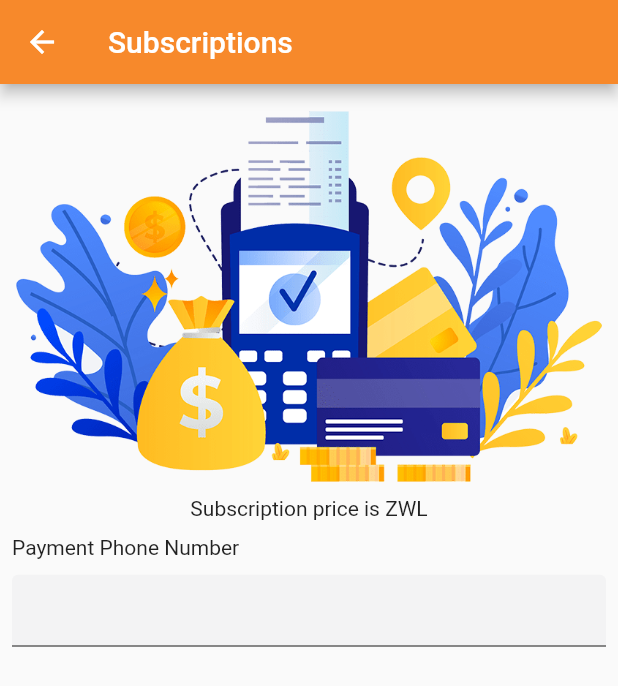
After one commit to Terryo10/links_mobile, a Flutter app: the SubscriptionPage screen opened directly, on a phone screen of 412 x 824 dp. The commit adds this screen. Shown: the top 686 px of the screen. Run offline on Flutter 3.47's test engine with Material 2 defaults, Android fonts, the phone set to English and light mode, and no system bars; our stand-ins replace bloc, file_picker, flutter_bloc, flutter_secure_storage, google_fonts; accounts and stored records are empty.

Commit message:
subscriptions started

```diff
--- /dev/null
+++ b/lib/bloc/single_job_bloc/single_job_state.dart
@@ -0,0 +1,6 @@
+part of 'single_job_bloc.dart';
+
+@immutable
+abstract class SingleJobState {}
+
+class SingleJobInitial extends SingleJobState {}
--- /dev/null
+++ b/lib/bloc/subscription_bloc/subscription_bloc.dart
@@ -0,0 +1,19 @@
+import 'dart:async';
+
+import 'package:bloc/bloc.dart';
+import 'package:links_app/models/price_model/price_model.dart';
+import 'package:meta/meta.dart';
+
+part 'subscription_event.dart';
+part 'subscription_state.dart';
+
+class SubscriptionBloc extends Bloc<SubscriptionEvent, SubscriptionState> {
+  SubscriptionBloc() : super(SubscriptionInitial());
+
+  @override
+  Stream<SubscriptionState> mapEventToState(
+    SubscriptionEvent event,
+  ) async* {
+    // TODO: implement mapEventToState
+  }
+}
--- /dev/null
+++ b/lib/bloc/subscription_bloc/subscription_event.dart
@@ -0,0 +1,6 @@
+part of 'subscription_bloc.dart';
+
+@immutable
+abstract class SubscriptionEvent {}
+
+class GetPriceEvent extends SubscriptionEvent{}
--- a/lib/data/strings.dart
+++ b/lib/data/strings.dart
@@ -5,7 +5,7 @@ class AppStrings {
 
   static String registerUrl = '/api/register';
 
-  static String cvUrl = '/api/cv_file'; // this is  a resource url
+  static String cvUrl = '/api/cv_file'; // this is a resource url
 
   static String userData = '/api/get_user_data';
 
@@ -13,5 +13,5 @@ class AppStrings {
 
   static String updateExpertise = '/api/update_user_expertise';
 
-  static String  getJobs ='/api/get_jobs';
+  static String getJobs = '/api/get_jobs';
 }
--- /dev/null
+++ b/lib/models/price_model/price_model.dart
@@ -0,0 +1,57 @@
+// To parse this JSON data, do
+//
+//     final priceModel = priceModelFromJson(jsonString);
+
+import 'dart:convert';
+
+PriceModel priceModelFromJson(String str) => PriceModel.fromJson(json.decode(str));
+
+String priceModelToJson(PriceModel data) => json.encode(data.toJson());
+
+class PriceModel {
+    PriceModel({
+        this.success,
+        this.price,
+    });
+
+    bool? success;
+    Price? price;
+
+    factory PriceModel.fromJson(Map<String, dynamic> json) => PriceModel(
+        success: json["success"] == null ? null : json["success"],
+        price: json["price"] == null ? null : Price.fromJson(json["price"]),
+    );
+
+    Map<String, dynamic> toJson() => {
+        "success": success == null ? null : success,
+        "price": price == null ? null : price!.toJson(),
+    };
+}
+
+class Price {
+    Price({
+        this.id,
+        this.subscriptionPrice,
+        this.createdAt,
+        this.updatedAt,
+    });
+
+    int? id;
+    int? subscriptionPrice;
+    DateTime? createdAt;
+    DateTime? updatedAt;
+
+    factory Price.fromJson(Map<String, dynamic> json) => Price(
+        id: json["id"] == null ? null : json["id"],
+        subscriptionPrice: json["subscription_price"] == null ? null : json["subscription_price"],
+        createdAt: json["created_at"] == null ? null : DateTime.parse(json["created_at"]),
+        updatedAt: json["updated_at"] == null ? null : DateTime.parse(json["updated_at"]),
+    );
+
+    Map<String, dynamic> toJson() => {
+        "id": id == null ? null : id,
+        "subscription_price": subscriptionPrice == null ? null : subscriptionPrice,
+        "created_at": createdAt == null ? null : createdAt!.toIso8601String(),
+        "updated_at": updatedAt == null ? null : updatedAt!.toIso8601String(),
+    };
+}
--- a/lib/models/user_model/user_model.dart
+++ b/lib/models/user_model/user_model.dart
@@ -31,6 +31,7 @@ class Data {
         this.email,
         this.cvFile,
         this.expertise,
+        this.subscription,
         this.createdAt,
         this.updatedAt,
     });
@@ -40,6 +41,7 @@ class Data {
     String? email;
     CvFile? cvFile;
     Expertise? expertise;
+    CvFile? subscription;
     DateTime? createdAt;
     DateTime? updatedAt;
 
@@ -49,6 +51,7 @@ class Data {
         email: json["email"] == null ? null : json["email"],
         cvFile: json["cv_file"] == null ? null : CvFile.fromJson(json["cv_file"]),
         expertise: json["expertise"] == null ? null : Expertise.fromJson(json["expertise"]),
+        subscription: json["subscription"] == null ? null : CvFile.fromJson(json["subscription"]),
         createdAt: json["created_at"] == null ? null : DateTime.parse(json["created_at"]),
         updatedAt: json["updated_at"] == null ? null : DateTime.parse(json["updated_at"]),
     );
@@ -59,6 +62,7 @@ class Data {
         "email": email == null ? null : email,
         "cv_file": cvFile == null ? null : cvFile!.toJson(),
         "expertise": expertise == null ? null : expertise!.toJson(),
+        "subscription": subscription == null ? null : subscription!.toJson(),
         "created_at": createdAt == null ? null : createdAt!.toIso8601String(),
         "updated_at": updatedAt == null ? null : updatedAt!.toIso8601String(),
     };
@@ -71,6 +75,7 @@ class CvFile {
         this.filePath,
         this.createdAt,
         this.updatedAt,
+        this.expiresAt,
     });
 
     int? id;
@@ -78,6 +83,7 @@ class CvFile {
     String? filePath;
     DateTime? createdAt;
     DateTime? updatedAt;
+    DateTime? expiresAt;
 
     factory CvFile.fromJson(Map<String, dynamic> json) => CvFile(
         id: json["id"] == null ? null : json["id"],
@@ -85,6 +91,7 @@ class CvFile {
         filePath: json["file_path"] == null ? null : json["file_path"],
         createdAt: json["created_at"] == null ? null : DateTime.parse(json["created_at"]),
         updatedAt: json["updated_at"] == null ? null : DateTime.parse(json["updated_at"]),
+        expiresAt: json["expires_at"] == null ? null : DateTime.parse(json["expires_at"]),
     );
 
     Map<String, dynamic> toJson() => {
@@ -93,6 +100,7 @@ class CvFile {
         "file_path": filePath == null ? null : filePath,
         "created_at": createdAt == null ? null : createdAt!.toIso8601String(),
         "updated_at": updatedAt == null ? null : updatedAt!.toIso8601String(),
+        "expires_at": expiresAt == null ? null : expiresAt!.toIso8601String(),
     };
 }
 
--- /dev/null
+++ b/lib/ui/payments/make_subscription.dart
@@ -0,0 +1,79 @@
+import 'package:flutter/material.dart';
+
+class SubscriptionPage extends StatefulWidget {
+  const SubscriptionPage({Key? key}) : super(key: key);
+
+  @override
+  _SubscriptionPageState createState() => _SubscriptionPageState();
+}
+
+class _SubscriptionPageState extends State<SubscriptionPage> {
+  final _formKey = GlobalKey<FormState>();
+  @override
+  Widget build(BuildContext context) {
+    return Scaffold(
+        appBar: AppBar(
+          title: Text('Subscriptions'),
+          backgroundColor: Color(0xfff7892b),
+        ),
+        body: SingleChildScrollView(
+          child: Padding(
+            padding: const EdgeInsets.all(8.0),
+            child: Column(
+                crossAxisAlignment: CrossAxisAlignment.center,
+                mainAxisAlignment: MainAxisAlignment.start,
+                children: <Widget>[
+                  SizedBox(
+                    height: 10.0,
+                  ),
+                  Container(
+                    height: MediaQuery.of(context).size.width * 0.6,
+                    width: MediaQuery.of(context).size.height,
+                    decoration: BoxDecoration(
+                        image: DecorationImage(
+                            image: AssetImage('assets/credit.png'))),
+                  ),
+                  SizedBox(
+                    height: 10.0,
+                  ),
+                  Text('Subscription price is ZWL'),
+                  Form(
+                    key: _formKey,
+                    child: Column(
+                      children: <Widget>[
+                        _phoneNumberField('Payment Phone Number')
+                      ],
+                    ),
+                  )
+                ]),
+          ),
+        ));
+  }
+
+  Widget _phoneNumberField(String title, {bool isPassword = false}) {
+    return Container(
+      margin: EdgeInsets.symmetric(vertical: 10),
+      child: Column(
+        crossAxisAlignment: CrossAxisAlignment.start,
+        children: <Widget>[
+          Text(
+            title,
+            // style: TextStyle(fontWeight: FontWeight.bold, fontSize: 15),
+          ),
+          SizedBox(
+            height: 10,
+          ),
+          TextField(
+            // controller: usernameController,
+            keyboardType: TextInputType.emailAddress,
+            obscureText: isPassword,
+            decoration: InputDecoration(
+                // border: InputBorder.none,
+                fillColor: Color(0xfff3f3f4),
+                filled: true),
+          )
+        ],
+      ),
+    );
+  }
+}
```
Also changed, not shown: lib/bloc/single_job_bloc/single_job_bloc.dart (added, +18 -0 lines), lib/bloc/single_job_bloc/single_job_event.dart (added, +9 -0 lines), lib/bloc/subscription_bloc/subscription_state.dart (added, +17 -0 lines), lib/models/jobs_model/jobs_model.dart (+76 -8 lines), lib/ui/job_listing.dart (+102 -12 lines), lib/ui/payments/update_subscription.dart (added, +17 -0 lines), lib/ui/single_job_details.dart (+54 -3 lines), assets/credit.png (added).
